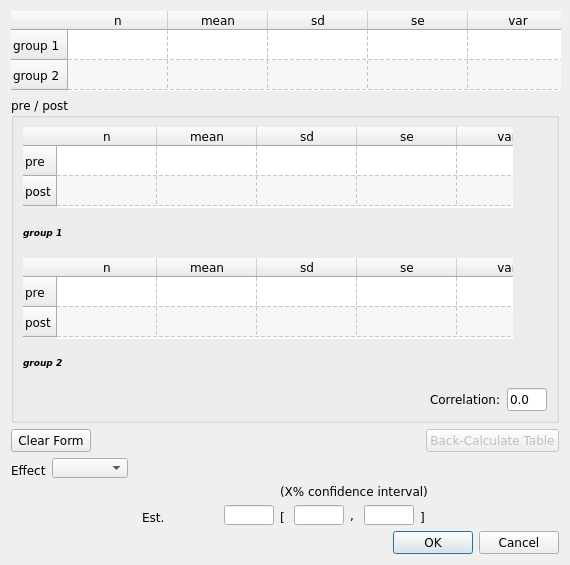
Qt form src/forms/continuous_data_form.ui (AliSalman-et-al/openmeta-analyst-community) before a commit.
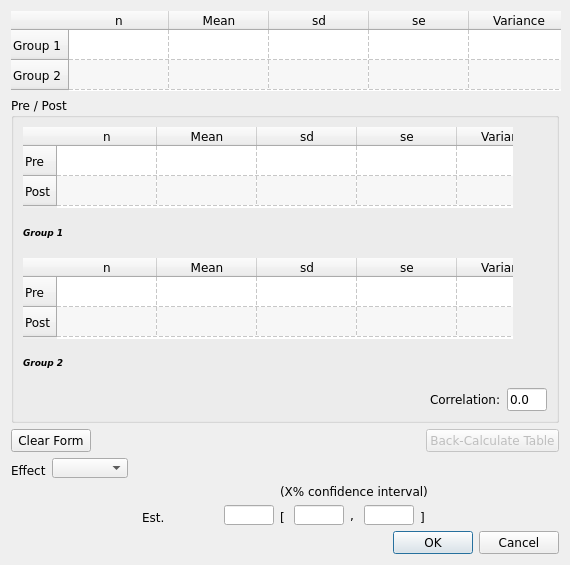
The same form after that commit. Icons and pictures are not drawn.

What changed in the file:
```diff
--- a/src/forms/continuous_data_form.ui
+++ b/src/forms/continuous_data_form.ui
@@ -80,12 +80,12 @@
      </property>
      <row>
       <property name="text">
-       <string>group 1</string>
+       <string>Group 1</string>
       </property>
      </row>
      <row>
       <property name="text">
-       <string>group 2</string>
+       <string>Group 2</string>
       </property>
      </row>
      <column>
@@ -95,7 +95,7 @@
      </column>
      <column>
       <property name="text">
-       <string>mean</string>
+       <string>Mean</string>
       </property>
      </column>
      <column>
@@ -110,22 +110,22 @@
      </column>
      <column>
       <property name="text">
-       <string>var</string>
+       <string>Variance</string>
       </property>
      </column>
      <column>
       <property name="text">
-       <string>pval</string>
+       <string>p-Value</string>
       </property>
      </column>
      <column>
       <property name="text">
-       <string>low</string>
+       <string>Lower</string>
       </property>
      </column>
      <column>
       <property name="text">
-       <string>high</string>
+       <string>Upper</string>
       </property>
      </column>
     </widget>
@@ -139,7 +139,7 @@
       </sizepolicy>
      </property>
      <property name="title">
-      <string>pre / post</string>
+      <string>Pre / Post</string>
      </property>
      <layout class="QVBoxLayout" name="verticalLayout">
       <item>
@@ -190,12 +190,12 @@
         </property>
         <row>
          <property name="text">
-          <string>pre</string>
+          <string>Pre</string>
          </property>
         </row>
         <row>
          <property name="text">
-          <string>post</string>
+          <string>Post</string>
          </property>
         </row>
         <column>
@@ -205,7 +205,7 @@
         </column>
         <column>
          <property name="text">
-          <string>mean</string>
+          <string>Mean</string>
          </property>
         </column>
         <column>
@@ -220,17 +220,17 @@
         </column>
         <column>
          <property name="text">
-          <string>var</string>
+          <string>Variance</string>
          </property>
         </column>
         <column>
          <property name="text">
-          <string>low</string>
+          <string>Lower</string>
          </property>
         </column>
         <column>
          <property name="text">
-          <string>high</string>
+          <string>Upper</string>
          </property>
         </column>
        </widget>
@@ -253,7 +253,7 @@
 &lt;html&gt;&lt;head&gt;&lt;meta name=&quot;qrichtext&quot; content=&quot;1&quot; /&gt;&lt;style type=&quot;text/css&quot;&gt;
 p, li { white-space: pre-wrap; }
 &lt;/style&gt;&lt;/head&gt;&lt;body style=&quot; font-family:'Verdana'; font-size:8pt; font-weight:600; font-style:italic;&quot;&gt;
-&lt;p style=&quot; margin-top:0px; margin-bottom:0px; margin-left:0px; margin-right:0px; -qt-block-indent:0; text-indent:0px;&quot;&gt;&lt;span style=&quot; font-size:7pt;&quot;&gt;group 1&lt;/span&gt;&lt;/p&gt;&lt;/body&gt;&lt;/html&gt;</string>
+&lt;p style=&quot; margin-top:0px; margin-bottom:0px; margin-left:0px; margin-right:0px; -qt-block-indent:0; text-indent:0px;&quot;&gt;&lt;span style=&quot; font-size:7pt;&quot;&gt;Group 1&lt;/span&gt;&lt;/p&gt;&lt;/body&gt;&lt;/html&gt;</string>
         </property>
        </widget>
       </item>
@@ -297,12 +297,12 @@
         </property>
         <row>
          <property name="text">
-          <string>pre</string>
+          <string>Pre</string>
          </property>
         </row>
         <row>
          <property name="text">
-          <string>post</string>
+          <string>Post</string>
          </property>
         </row>
         <column>
@@ -312,7 +312,7 @@
         </column>
         <column>
          <property name="text">
-          <string>mean</string>
+          <string>Mean</string>
          </property>
         </column>
         <column>
@@ -327,17 +327,17 @@
         </column>
         <column>
          <property name="text">
-          <string>var</string>
+          <string>Variance</string>
          </property>
         </column>
         <column>
          <property name="text">
-          <string>low</string>
+          <string>Lower</string>
          </property>
         </column>
         <column>
          <property name="text">
-          <string>high</string>
+          <string>Upper</string>
          </property>
         </column>
        </widget>
@@ -357,7 +357,7 @@
 &lt;html&gt;&lt;head&gt;&lt;meta name=&quot;qrichtext&quot; content=&quot;1&quot; /&gt;&lt;style type=&quot;text/css&quot;&gt;
 p, li { white-space: pre-wrap; }
 &lt;/style&gt;&lt;/head&gt;&lt;body style=&quot; font-family:'Verdana'; font-size:8pt; font-weight:600; font-style:italic;&quot;&gt;
-&lt;p style=&quot; margin-top:0px; margin-bottom:0px; margin-left:0px; margin-right:0px; -qt-block-indent:0; text-indent:0px;&quot;&gt;&lt;span style=&quot; font-size:7pt;&quot;&gt;group 2&lt;/span&gt;&lt;/p&gt;&lt;/body&gt;&lt;/html&gt;</string>
+&lt;p style=&quot; margin-top:0px; margin-bottom:0px; margin-left:0px; margin-right:0px; -qt-block-indent:0; text-indent:0px;&quot;&gt;&lt;span style=&quot; font-size:7pt;&quot;&gt;Group 2&lt;/span&gt;&lt;/p&gt;&lt;/body&gt;&lt;/html&gt;</string>
         </property>
        </widget>
       </item>
```
